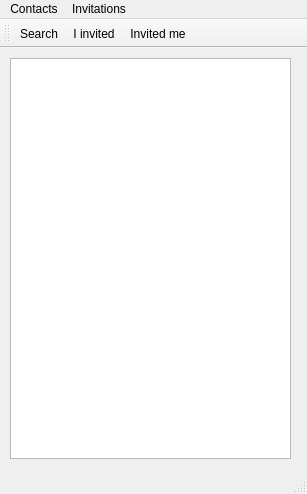
The window that mainwindow.ui (piotrek-pl/JupiterClient-2.0) describes before a commit, drawn with Qt 5.
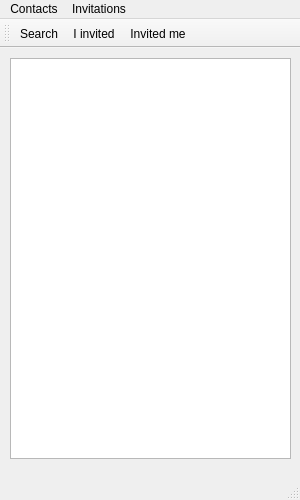
The same window after the commit. Icons and pictures are not drawn.

```diff
--- a/mainwindow.ui
+++ b/mainwindow.ui
@@ -6,12 +6,45 @@
    <rect>
     <x>0</x>
     <y>0</y>
-    <width>307</width>
-    <height>494</height>
+    <width>300</width>
+    <height>500</height>
    </rect>
   </property>
+  <property name="minimumSize">
+   <size>
+    <width>300</width>
+    <height>500</height>
+   </size>
+  </property>
+  <property name="maximumSize">
+   <size>
+    <width>300</width>
+    <height>500</height>
+   </size>
+  </property>
   <property name="windowTitle">
-   <string>MainWindow</string>
+   <string>mainWindow</string>
+  </property>
+  <property name="styleSheet">
+   <string notr="true">QMaintWindow::titlebar { border: 2px solid #CCCCCC; }
+
+QMainWindow {
+
+/*border: 2px solid #663300;*/
+
+}
+
+/*QMenuBar { background-color: #333; color: white; border: 2px solid gray;} \
+    QMenuBar::item { background-color: #444; } \
+    QMenuBar::item:selected { background-color: #555; } \
+    QMenuBar::item:pressed { background-color: #666; } \
+    QMenu { background-color: #444; border: 1px solid #666; } \
+    QMenu::item { background-color: transparent; color: white; } \
+    QMenu::item:selected { background-color: #555; } \*/
+	
+
+/*QToolBar { border: 2px solid gray; }*/
+</string>
   </property>
   <widget class="QWidget" name="centralWidget">
    <widget class="QListWidget" name="friendsListWidget">
@@ -36,7 +69,7 @@
     <rect>
      <x>0</x>
      <y>0</y>
-     <width>307</width>
+     <width>300</width>
      <height>21</height>
     </rect>
    </property>
```
Left out of the diff: 3 changed lines with no effect on the pictures.
